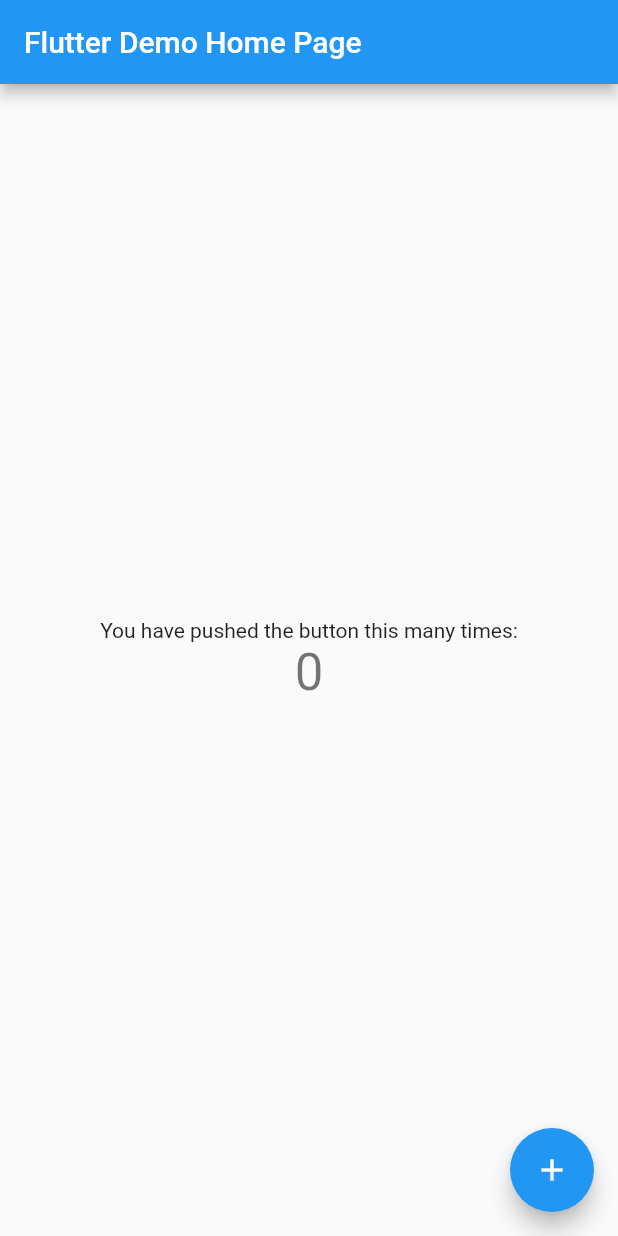
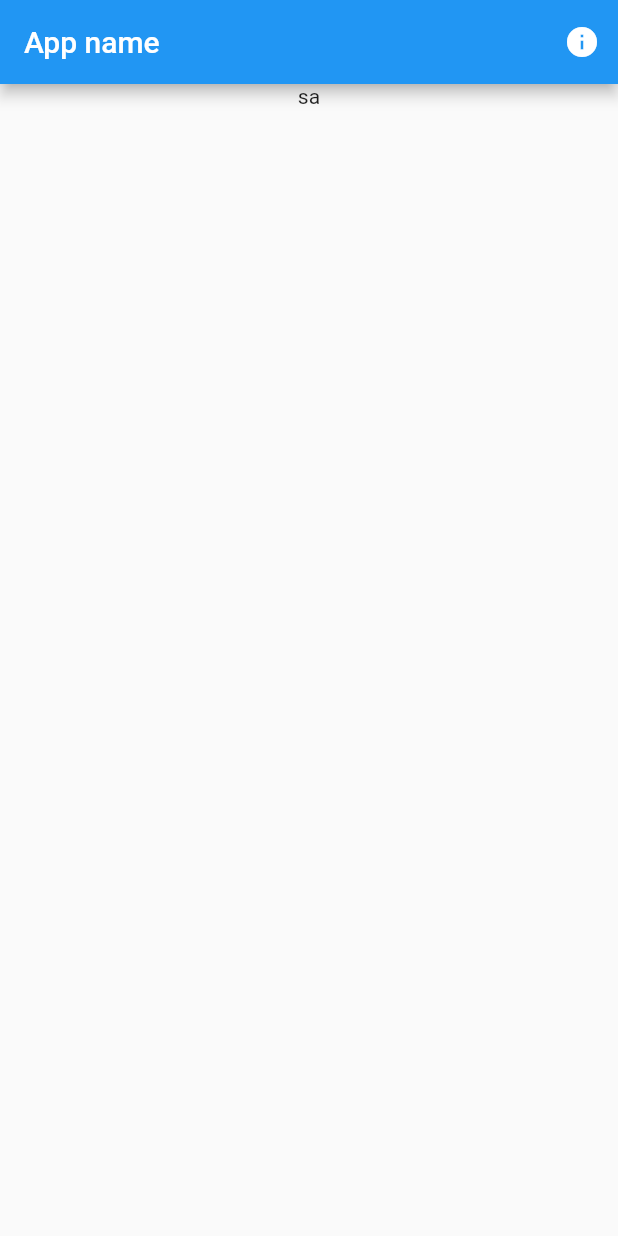
Before and after one commit to Abdelrhman9623/elevation, a Flutter app: the screen it shows after launch, on a phone screen of 412 x 824 dp. Run offline on Flutter 3.47's test engine with Material 2 defaults, Android fonts, the phone set to English and light mode, and no system bars.

Commit message:
Adding files and packages to the project

```diff
--- a/lib/main.dart
+++ b/lib/main.dart
@@ -1,4 +1,5 @@
 import 'package:flutter/material.dart';
+import './screens/home_screen.dart';
 
 void main() => runApp(MyApp());
 
@@ -11,82 +12,7 @@ class MyApp extends StatelessWidget {
       theme: ThemeData(
          primarySwatch: Colors.blue,
       ),
-      home: MyHomePage(title: 'Flutter Demo Home Page'),
+      home: HomeScreen(),
     );
   }
 }
-
-class MyHomePage extends StatefulWidget {
-  MyHomePage({Key key, this.title}) : super(key: key);
-  final String title;
-
-  @override
-  _MyHomePageState createState() => _MyHomePageState();
-}
-
-class _MyHomePageState extends State<MyHomePage> {
-  int _counter = 0;
-
-  void _incrementCounter() {
-    setState(() {
-      // This call to setState tells the Flutter framework that something has
-      // changed in this State, which causes it to rerun the build method below
-      // so that the display can reflect the updated values. If we changed
-      // _counter without calling setState(), then the build method would not be
-      // called again, and so nothing would appear to happen.
-      _counter++;
-    });
-  }
-
-  @override
-  Widget build(BuildContext context) {
-    // This method is rerun every time setState is called, for instance as done
-    // by the _incrementCounter method above.
-    //
-    // The Flutter framework has been optimized to make rerunning build methods
-    // fast, so that you can just rebuild anything that needs updating rather
-    // than having to individually change instances of widgets.
-    return Scaffold(
-      appBar: AppBar(
-        // Here we take the value from the MyHomePage object that was created by
-        // the App.build method, and use it to set our appbar title.
-        title: Text(widget.title),
-      ),
-      body: Center(
-        // Center is a layout widget. It takes a single child and positions it
-        // in the middle of the parent.
-        child: Column(
-          // Column is also a layout widget. It takes a list of children and
-          // arranges them vertically. By default, it sizes itself to fit its
-          // children horizontally, and tries to be as tall as its parent.
-          //
-          // Invoke "debug painting" (press "p" in the console, choose the
-          // "Toggle Debug Paint" action from the Flutter Inspector in Android
-          // Studio, or the "Toggle Debug Paint" command in Visual Studio Code)
-          // to see the wireframe for each widget.
-          //
-          // Column has various properties to control how it sizes itself and
-          // how it positions its children. Here we use mainAxisAlignment to
-          // center the children vertically; the main axis here is the vertical
-          // axis because Columns are vertical (the cross axis would be
-          // horizontal).
-          mainAxisAlignment: MainAxisAlignment.center,
-          children: <Widget>[
-            Text(
-              'You have pushed the button this many times:',
-            ),
-            Text(
-              '$_counter',
-              style: Theme.of(context).textTheme.display1,
-            ),
-          ],
-        ),
-      ),
-      floatingActionButton: FloatingActionButton(
-        onPressed: _incrementCounter,
-        tooltip: 'Increment',
-        child: Icon(Icons.add),
-      ), // This trailing comma makes auto-formatting nicer for build methods.
-    );
-  }
-}
--- /dev/null
+++ b/lib/screens/home_screen.dart
@@ -0,0 +1,22 @@
+import 'package:flutter/material.dart';
+
+class HomeScreen extends StatelessWidget {
+  @override
+  Widget build(BuildContext context) {
+    return Scaffold(
+      appBar: AppBar(
+        title: Text('App name'),
+        actions: <Widget>[
+          IconButton(
+            icon: Icon(Icons.info),
+            onPressed: () {},
+          ),
+        ],
+      ),
+      body: SingleChildScrollView(
+        scrollDirection: Axis.vertical,
+        child: Center(child: Text('sa'),),
+      ),
+    );
+  }
+}
```
Also changed, not shown: lib/models/posts.dart (added, +20 -0 lines), pubspec.yaml (+14 -0 lines), pubspec.lock.
